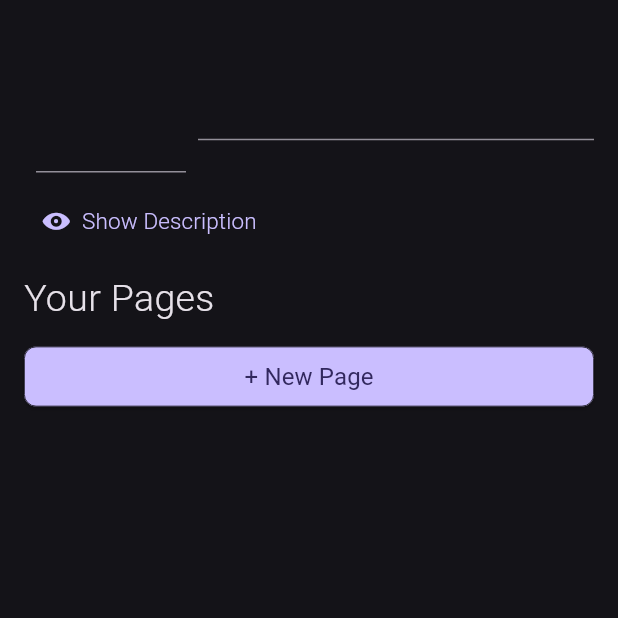
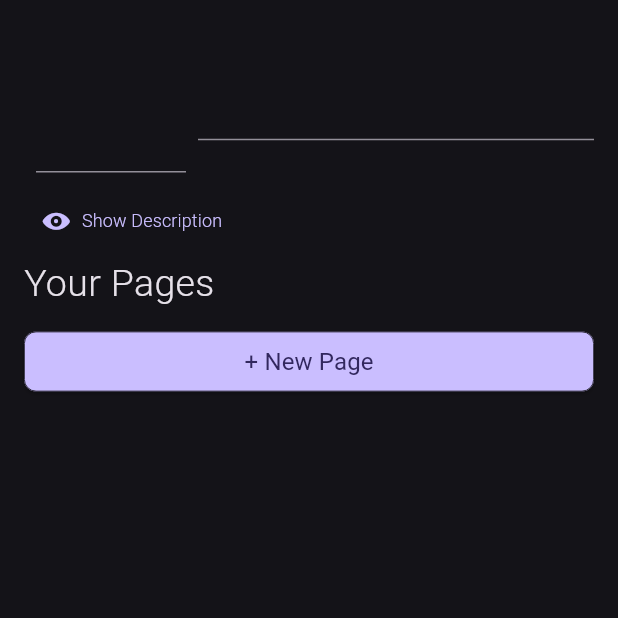
Before and after one commit to shravan-g-k/SKY-Book-public, a Flutter app: the BookScreen screen opened directly with empty values, on a phone screen of 412 x 824 dp, the top half of it. Run offline on Flutter 3.47's test engine with Material 2 defaults, Android fonts, the phone set to English and light mode, and no system bars; our stand-ins replace firebase_auth, firebase_core, flutter_riverpod, fluttertoast, go_router, google_sign_in and 1 more; missing offline and left inert: encrypt; accounts and stored records are empty.

Commit message:
little changes UI book screen

```diff
--- a/lib/screens/books_screens/book_screen.dart
+++ b/lib/screens/books_screens/book_screen.dart
@@ -163,7 +163,7 @@ class _BookScreenState extends ConsumerState<BookScreen> {
                         ? 'Hide Description'
                         : 'Show Description',
                     style: const TextStyle(
-                      fontSize: 15,
+                      fontSize: 12,
                     ),
                   ),
                   style: ButtonStyle(
@@ -175,8 +175,6 @@ class _BookScreenState extends ConsumerState<BookScreen> {
                   ),
                 ),
               ),
-              // SIZED BOX
-              const SizedBox(height: 10),
               // DESCRIPTION
               // show the description if _isDescriptionVisible is true
               if (_isDescriptionVisible)
```
